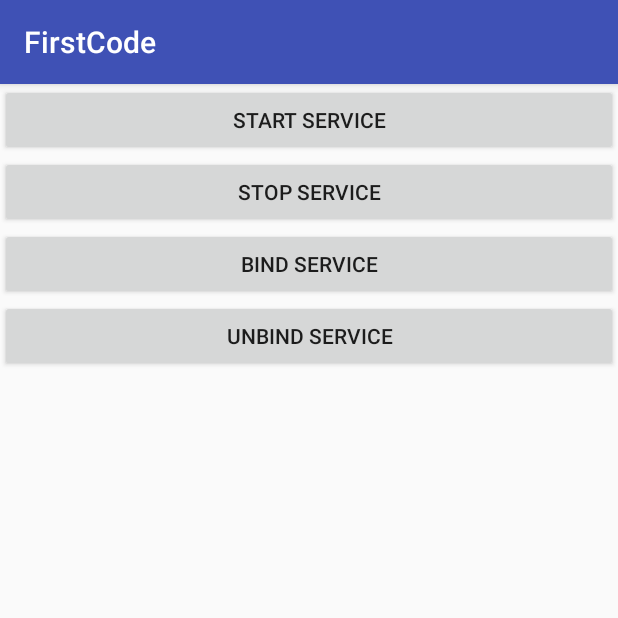
After one commit to wuyuelearning/FirstCode, an Android app: the ServiceActivity screen opened directly, with no data from a screen before it, on a phone screen of 412 x 824 dp, the top half of it. The commit adds this screen. Run offline under Robolectric (Android 15) with nearby library versions, the phone set to English and light mode, and no system bars.

Commit message:
第十章 Service 基础

```diff
--- a/app/src/main/java/com/example/admin/firstcode/Chapter10/Chapter10Activity.java
+++ b/app/src/main/java/com/example/admin/firstcode/Chapter10/Chapter10Activity.java
@@ -22,6 +22,7 @@ import com.example.admin.firstcode.R;
 public class Chapter10Activity extends AppCompatActivity implements View.OnClickListener{
 
     TextView text1;
+    TextView text2;
     @Override
     public void onCreate(@Nullable Bundle savedInstanceState) {
         super.onCreate(savedInstanceState);
@@ -29,6 +30,8 @@ public class Chapter10Activity extends AppCompatActivity implements View.OnClick
 
         text1  = findViewById(R.id.chapter10_1);
         text1.setOnClickListener(this);
+        text2  = findViewById(R.id.chapter10_2);
+        text2.setOnClickListener(this);
     }
 
     @Override
@@ -37,6 +40,9 @@ public class Chapter10Activity extends AppCompatActivity implements View.OnClick
         switch (v.getId()) {
             case R.id.chapter10_1:
                 intent = new Intent(this, RunnableTestActivity.class);
+                break;
+            case R.id.chapter10_2:
+                intent = new Intent(this, ServiceActivity.class);
                 break;
 
             default:
--- /dev/null
+++ b/app/src/main/java/com/example/admin/firstcode/Chapter10/ServiceActivity.java
@@ -0,0 +1,81 @@
+package com.example.admin.firstcode.Chapter10;
+
+import android.content.ComponentName;
+import android.content.Intent;
+import android.content.ServiceConnection;
+import android.os.Bundle;
+
+import android.os.IBinder;
+import android.support.annotation.Nullable;
+import android.support.v7.app.AppCompatActivity;
+import android.view.View;
+import android.view.View.OnClickListener;
+import android.widget.Button;
+
+import com.example.admin.firstcode.R;
+
+/**
+ * Created by wuyue on 2018/6/8.
+ */
+
+public class ServiceActivity  extends AppCompatActivity implements OnClickListener{
+    private MyService.DownloadBinder mDownloadBinder;
+
+    @Override
+    public void onCreate(@Nullable Bundle savedInstanceState) {
+        super.onCreate(savedInstanceState);
+        setContentView(R.layout.chapter10_service_activity);
+
+        Button btn_start_service =findViewById(R.id.btn_start_service);
+        Button btn_stop_service =findViewById(R.id.btn_stop_service);
+        Button btn_bind_service =findViewById(R.id.btn_bind_service);
+        Button btn_unbind_service =findViewById(R.id.btn_unbind_service);
+
+        btn_start_service.setOnClickListener(this);
+        btn_stop_service.setOnClickListener(this);
+        btn_bind_service.setOnClickListener(this);
+        btn_unbind_service.setOnClickListener(this);
+    }
+
+    private ServiceConnection connection =new ServiceConnection(){
+
+        @Override
+        public void onServiceConnected(ComponentName name, IBinder service) {
+            mDownloadBinder =(MyService.DownloadBinder)service;
+            mDownloadBinder.startDownload();
+            mDownloadBinder.getProgress();
+        }
+
+        @Override
+        public void onServiceDisconnected(ComponentName name) {
+
+        }
+    };
+    @Override
+    public void onClick(View v) {
+
+        switch (v.getId()){
+            case R.id.btn_start_service :{
+                Intent startIntent = new Intent(this,MyService.class);
+                startService(startIntent);
+                break;
+            }
+            case R.id.btn_stop_service :{
+                Intent stopIntent = new Intent(this,MyService.class);
+                stopService(stopIntent);
+                break;
+            }
+            case R.id.btn_bind_service: {
+                Intent bindService =new Intent(this,MyService.class);
+                bindService(bindService,connection,BIND_AUTO_CREATE);   //  绑定服务
+                break;
+            }
+            case R.id.btn_unbind_service :{
+                unbindService(connection);  //  解绑服务
+                break;
+            }
+            default:
+                break;
+        }
+    }
+}
--- /dev/null
+++ b/app/src/main/res/layout/chapter10_service_activity.xml
@@ -0,0 +1,28 @@
+<?xml version="1.0" encoding="utf-8"?>
+<LinearLayout xmlns:android="http://schemas.android.com/apk/res/android"
+    android:layout_width="match_parent"
+    android:layout_height="match_parent"
+    android:orientation="vertical">
+
+    <Button
+        android:id="@+id/btn_start_service"
+        android:layout_width="match_parent"
+        android:layout_height="wrap_content"
+        android:text="Start Service"/>
+    <Button
+        android:id="@+id/btn_stop_service"
+        android:layout_width="match_parent"
+        android:layout_height="wrap_content"
+        android:text="Stop Service"/>
+    <Button
+        android:id="@+id/btn_bind_service"
+        android:layout_width="match_parent"
+        android:layout_height="wrap_content"
+        android:text="Bind Service"/>
+    <Button
+        android:id="@+id/btn_unbind_service"
+        android:layout_width="match_parent"
+        android:layout_height="wrap_content"
+        android:text="Unbind Service"/>
+
+</LinearLayout>
```
Also changed, not shown: app/src/main/AndroidManifest.xml (+9 -7 lines), app/src/main/java/com/example/admin/firstcode/Chapter10/DownloadTask.java (added, +42 -0 lines), app/src/main/java/com/example/admin/firstcode/Chapter10/MyService.java (added, +74 -0 lines), app/src/main/res/layout/chapter10_menu_activity.xml (+11 -0 lines).
